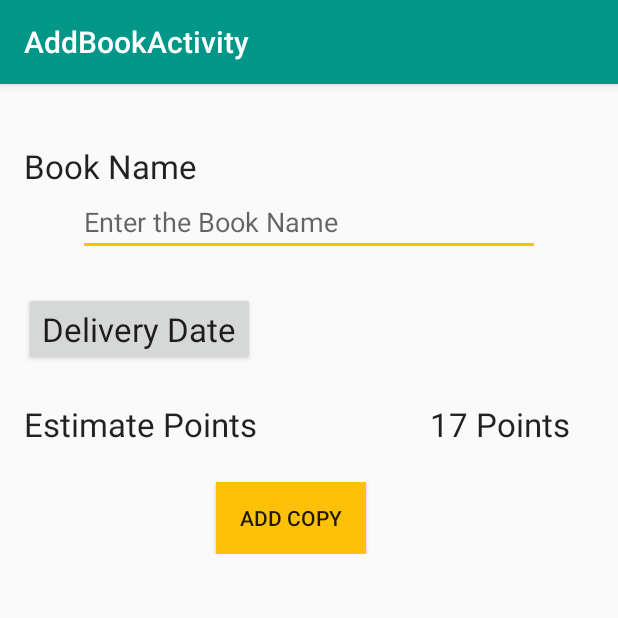
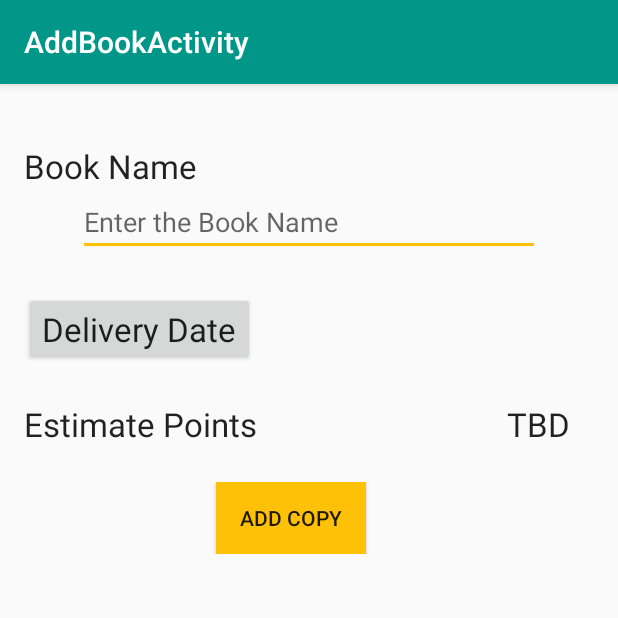
Before and after one commit to MaheedHatem/Raf, an Android app: the AddBookActivity screen opened directly, with no data from a screen before it, on a phone screen of 412 x 824 dp, the top half of it. Run offline under Robolectric (Android 15) with nearby library versions, the phone set to English and light mode, and no system bars.

```diff
--- a/app/src/main/java/com/example/raf/AccountActivity.java
+++ b/app/src/main/java/com/example/raf/AccountActivity.java
@@ -98,6 +98,7 @@ public class AccountActivity extends AppCompatActivity {
             try {
                 bitmap = BitmapFactory.decodeStream(getContentResolver().openInputStream(targetUri));
                 ByteArrayOutputStream stream = new ByteArrayOutputStream();
+                //TODO chnage compression ratio
                 bitmap.compress(Bitmap.CompressFormat.JPEG, 100, stream);
                 byte[] bitmapBytes = stream.toByteArray();
 
--- a/app/src/main/java/com/example/raf/AddBookActivity.java
+++ b/app/src/main/java/com/example/raf/AddBookActivity.java
@@ -5,6 +5,8 @@ import android.os.Bundle;
 import android.support.design.widget.Snackbar;
 import android.support.v7.app.AppCompatActivity;
 import android.support.v7.widget.Toolbar;
+import android.text.Editable;
+import android.text.TextWatcher;
 import android.view.View;
 import android.widget.Button;
 import android.widget.EditText;
@@ -31,16 +33,39 @@ public class AddBookActivity extends AppCompatActivity {
         currentMonth = c.get(Calendar.MONTH);
         currentDay = c.get(Calendar.DAY_OF_MONTH);
         deliveryDateFlag = false;
-        String bookName = getIntent().getStringExtra(getString(R.string.book_intent_name));
+        final String[] bookName = {getIntent().getStringExtra(getString(R.string.book_intent_name))};
         final String bookID = getIntent().getStringExtra(getString(R.string.book_intent_id));
-        EditText bookNameEditText = (EditText)findViewById(R.id.bookName);
+        int bookPrice = getIntent().getIntExtra(getString(R.string.book_intent_price) , 0);
+        final EditText bookNameEditText = (EditText)findViewById(R.id.bookName_EditText);
+        TextView bookNameTextView = (TextView)findViewById(R.id.bookName_TextView);
+        TextView priceTextView = (TextView)findViewById(R.id.price_textView);
         final Button deliveryDateButton = (Button)findViewById(R.id.delivery_date_button);
         Button addBookButton = (Button)findViewById(R.id.addBook);
         deliveryDateTextView = (TextView)findViewById(R.id.delivery_date);
-        if(bookName!=null){
-            bookNameEditText.setText(bookName);
-            bookNameEditText.setEnabled(false);
+        if(bookName[0] !=null){
+            bookNameTextView.setText(bookName[0]);
+            bookNameEditText.setVisibility(View.GONE);
+            priceTextView.setText(Integer.toString(bookPrice));
+        } else {
+            bookNameEditText.setVisibility(View.VISIBLE);
+            bookNameTextView.setVisibility(View.GONE);
         }
+        bookNameEditText.addTextChangedListener(new TextWatcher() {
+            @Override
+            public void beforeTextChanged(CharSequence s, int start, int count, int after) {
+
+            }
+
+            @Override
+            public void onTextChanged(CharSequence s, int start, int before, int count) {
+                bookName[0] = bookNameEditText.getText().toString();
+            }
+
+            @Override
+            public void afterTextChanged(Editable s) {
+
+            }
+        });
         deliveryDateButton.setOnClickListener(new View.OnClickListener() {
             @Override
             public void onClick(View v) {
@@ -52,14 +77,10 @@ public class AddBookActivity extends AppCompatActivity {
             @Override
             public void onClick(View v) {
                 if(deliveryDateFlag){
-                    if(bookID!=null){
-                        Request.addAddCopyRequest(deliveryYear, deliveryMonth, deliveryDay, bookID, getApplicationContext());
+                        Request.addAddCopyRequest(deliveryYear, deliveryMonth, deliveryDay, bookID,
+                                bookName[0], getApplicationContext());
                         Snackbar.make(v, "processing your request", Snackbar.LENGTH_LONG)
                                 .setAction("Action", null).show();
-                    }
-                    else{
-                        //TODO if adding new book
-                    }
                 }
                 else{
                     Toast.makeText(getApplicationContext(), "please select valid delivery date",
--- a/app/src/main/java/com/example/raf/BookActivity.java
+++ b/app/src/main/java/com/example/raf/BookActivity.java
@@ -74,6 +74,7 @@ public class BookActivity extends AppCompatActivity {
             public void onClick(View v) {
                 Intent addBookIntent = new Intent(getApplicationContext(), AddBookActivity.class);
                 addBookIntent.putExtra(getString(R.string.book_intent_name) , bookName);
+                addBookIntent.putExtra(getString(R.string.book_intent_price) , bookPrice);
                 addBookIntent.putExtra(getString(R.string.book_intent_id) , bookID);
                 BookActivity.this.startActivity(addBookIntent);
             }
@@ -81,10 +82,6 @@ public class BookActivity extends AppCompatActivity {
 
         final FloatingActionButton fab = (FloatingActionButton) findViewById(R.id.fab);
 
-        if (CurrentUser.isWishListed(bookID)) {
-            //t3ala hena ya jimmy
-        }else {
-        }
         fab.setOnClickListener(new View.OnClickListener() {
             @Override
             public void onClick(View v) {
--- a/app/src/main/res/layout/content_add_book.xml
+++ b/app/src/main/res/layout/content_add_book.xml
@@ -30,9 +30,17 @@
             android:layout_marginLeft="36dp"
             android:layout_marginRight="36dp"
             android:hint="Enter the Book Name"
-            android:id="@+id/bookName"
+            android:id="@+id/bookName_EditText"
             android:layout_width="match_parent"
             android:layout_height="wrap_content" />
+
+        <TextView
+            android:layout_width="match_parent"
+            android:layout_height="match_parent"
+            android:layout_marginLeft="36dp"
+            android:layout_marginRight="36dp"
+            android:id="@+id/bookName_TextView"/>
+
 
     </LinearLayout>
     <LinearLayout
@@ -76,7 +84,8 @@
             android:textAppearance="?android:attr/textAppearanceLarge"
             android:layout_alignParentRight="true"
             android:layout_marginRight="16dp"
-            android:text="17 Points"/>
+            android:text="TBD"
+            android:id="@+id/price_textView"/>
 
 
     </RelativeLayout>
```
Also changed, not shown: app/src/main/java/com/example/raf/Splash.java (+33 -18 lines), app/src/main/java/com/example/raf/data/Request.java (+20 -2 lines).
